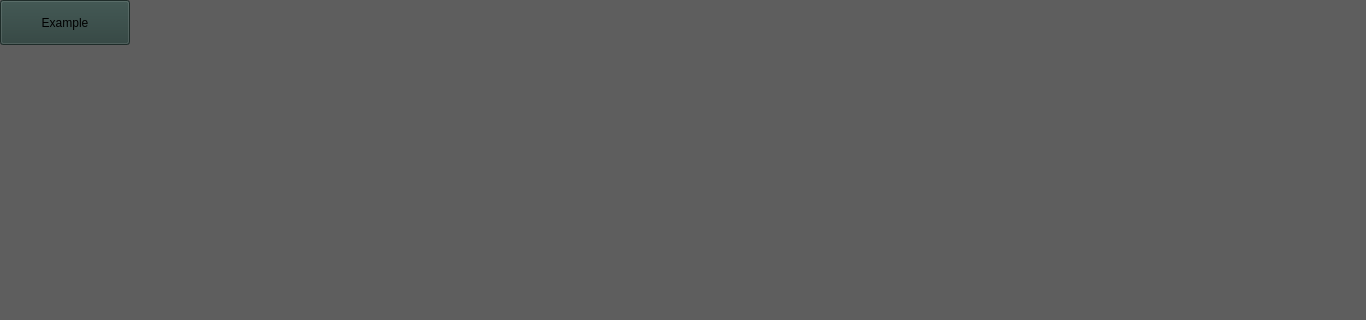
Old version of the form App/portfolioMenu.ui in the repository Triggered1234/Crypto-Trading-Bot; both pictures show x 0 to 1366 and y 0 to 320 of the 1366 by 768 pixel window.
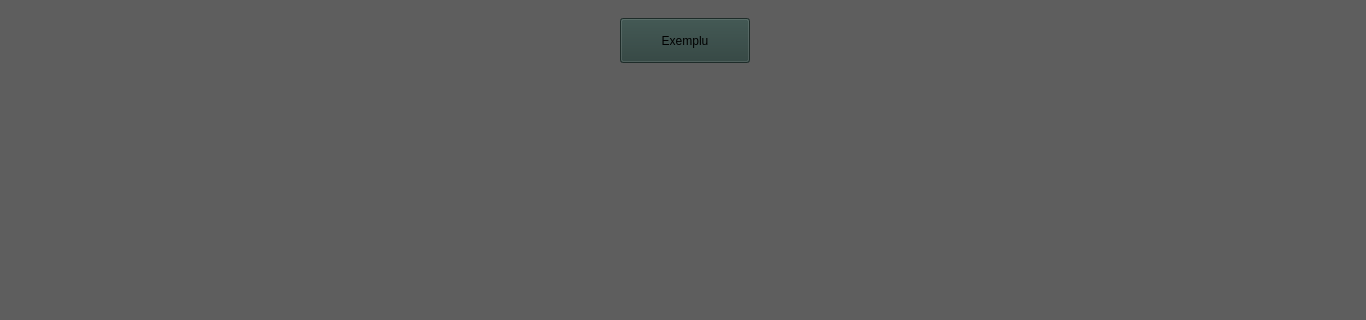
New version of the form.

```diff
--- a/App/portfolioMenu.ui
+++ b/App/portfolioMenu.ui
@@ -21,13 +21,13 @@
     <rect>
      <x>0</x>
      <y>0</y>
-     <width>931</width>
-     <height>211</height>
+     <width>1371</width>
+     <height>81</height>
     </rect>
    </property>
    <layout class="QGridLayout" name="gridLayout">
     <property name="sizeConstraint">
-     <enum>QLayout::SetMaximumSize</enum>
+     <enum>QLayout::SetMinimumSize</enum>
     </property>
     <item row="0" column="0">
      <widget class="QPushButton" name="pushButton">
@@ -47,7 +47,7 @@
        <string notr="true">background-color: rgb(42, 62, 58);</string>
       </property>
       <property name="text">
-       <string>Example</string>
+       <string>Exemplu</string>
       </property>
      </widget>
     </item>
```
